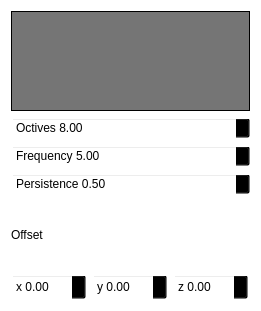
First picture: the form in src/UI/SimplexNoiseNode.ui, repository Drew-S/TerrainGenerator, before the edit.
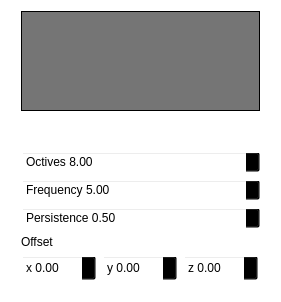
Second picture: the form after the edit.

The edit to the form file:
```diff
--- a/src/UI/SimplexNoiseNode.ui
+++ b/src/UI/SimplexNoiseNode.ui
@@ -6,10 +6,16 @@
    <rect>
     <x>0</x>
     <y>0</y>
-    <width>257</width>
-    <height>311</height>
+    <width>281</width>
+    <height>302</height>
    </rect>
   </property>
+  <property name="minimumSize">
+   <size>
+    <width>281</width>
+    <height>0</height>
+   </size>
+  </property>
   <property name="windowTitle">
    <string>Form</string>
   </property>
@@ -21,9 +27,24 @@
   </property>
   <layout class="QVBoxLayout" name="verticalLayout">
    <item>
+    <layout class="QHBoxLayout" name="horizontalLayout_2">
+     <item>
+      <spacer name="horizontalSpacer">
+       <property name="orientation">
+        <enum>Qt::Horizontal</enum>
+       </property>
+       <property name="sizeHint" stdset="0">
+        <size>
+         <width>40</width>
+         <height>20</height>
+        </size>
+       </property>
+      </spacer>
+     </item>
+     <item>
     <widget class="QLabel" name="label_pixmap">
      <property name="sizePolicy">
-      <sizepolicy hsizetype="Minimum" vsizetype="Fixed">
+        <sizepolicy hsizetype="Fixed" vsizetype="Fixed">
        <horstretch>0</horstretch>
        <verstretch>0</verstretch>
       </sizepolicy>
@@ -36,8 +57,8 @@
      </property>
      <property name="maximumSize">
       <size>
-       <width>100</width>
-       <height>16777215</height>
+         <width>239</width>
+         <height>100</height>
       </size>
      </property>
      <property name="autoFillBackground">
@@ -49,7 +70,56 @@
      <property name="text">
       <string/>
      </property>
-    </widget>
+       <property name="alignment">
+        <set>Qt::AlignCenter</set>
+       </property>
+      </widget>
+     </item>
+     <item>
+      <spacer name="horizontalSpacer_2">
+       <property name="orientation">
+        <enum>Qt::Horizontal</enum>
+       </property>
+       <property name="sizeHint" stdset="0">
+        <size>
+         <width>40</width>
+         <height>20</height>
+        </size>
+       </property>
+      </spacer>
+     </item>
+    </layout>
+   </item>
+   <item>
+    <widget class="QScrollArea" name="scrollArea">
+     <property name="styleSheet">
+      <string notr="true"/>
+     </property>
+     <property name="widgetResizable">
+      <bool>true</bool>
+     </property>
+     <widget class="QWidget" name="scrollAreaWidgetContents_3">
+      <property name="geometry">
+       <rect>
+        <x>0</x>
+        <y>0</y>
+        <width>257</width>
+        <height>170</height>
+       </rect>
+      </property>
+      <layout class="QVBoxLayout" name="verticalLayout_2">
+       <item>
+        <spacer name="verticalSpacer">
+         <property name="orientation">
+          <enum>Qt::Vertical</enum>
+         </property>
+         <property name="sizeHint" stdset="0">
+          <size>
+           <width>20</width>
+           <height>40</height>
+          </size>
+         </property>
+        </spacer>
    </item>
    <item>
     <widget class="QDoubleSpinBox" name="spin_octives">
@@ -184,6 +254,10 @@
       </widget>
      </item>
     </layout>
+       </item>
+      </layout>
+     </widget>
+    </widget>
    </item>
   </layout>
  </widget>
```
Lines whose indentation alone changed are shown as unchanged.
